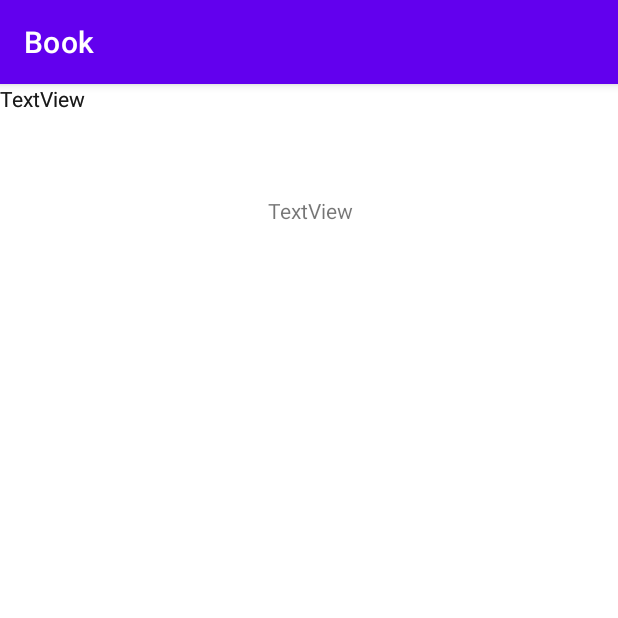
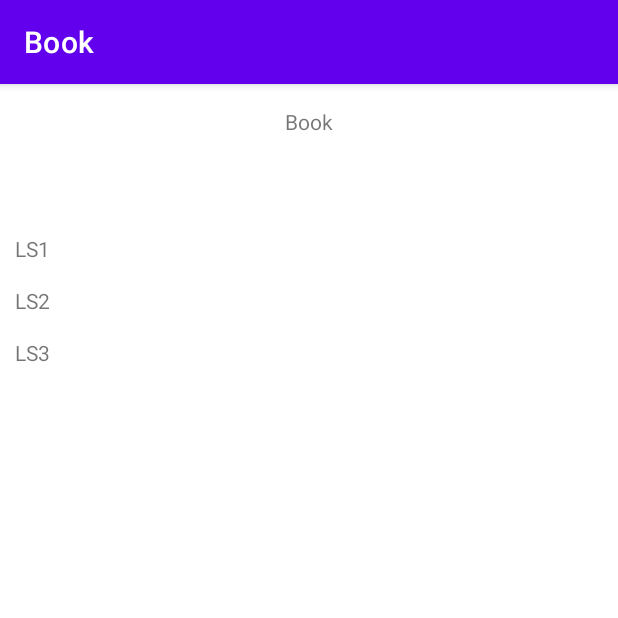
Before and after one commit to alexnrozhkov/Book_nout, an Android app: the screen it shows after launch (MainActivity), on a phone screen of 412 x 824 dp, the top half of it. Run offline under Robolectric (Android 15) with nearby library versions, the phone set to English and light mode, and no system bars.

Commit message:
Add files via upload

```diff
--- a/app/src/main/java/com/example/book/MainActivity.java
+++ b/app/src/main/java/com/example/book/MainActivity.java
@@ -2,7 +2,10 @@ package com.example.book;
 
 import androidx.appcompat.app.AppCompatActivity;
 
+import android.content.Intent;
 import android.os.Bundle;
+import android.view.View;
+import android.widget.TextView;
 
 public class MainActivity extends AppCompatActivity {
 
@@ -10,5 +13,21 @@ public class MainActivity extends AppCompatActivity {
     protected void onCreate(Bundle savedInstanceState) {
         super.onCreate(savedInstanceState);
         setContentView(R.layout.activity_main);
+        addListenerOnButton();
+    }
+
+
+    public void addListenerOnButton() {
+        TextView lesson1 = (TextView) findViewById(R.id.textView2);
+        lesson1.setOnClickListener(
+                new View.OnClickListener() {
+                    @Override
+                    public void onClick(View v) {
+                        Intent intent = new Intent(".lesson1");
+                        startActivity(intent);
+                    }
+                }
+        );
+
     }
 }
--- a/app/src/main/res/layout/activity_main.xml
+++ b/app/src/main/res/layout/activity_main.xml
@@ -9,39 +9,47 @@
     <TextView
         android:id="@+id/textView"
         android:layout_width="wrap_content"
-        android:layout_height="19dp"
-        android:layout_marginStart="177dp"
-        android:layout_marginTop="56dp"
-        android:layout_marginEnd="176dp"
-        android:layout_marginBottom="656dp"
-        android:text="TextView"
-        app:layout_constraintBottom_toBottomOf="parent"
+        android:layout_height="wrap_content"
+        android:layout_marginTop="15dp"
+        android:layout_marginBottom="10dp"
+        android:text="@string/app_name"
+        app:layout_constraintBottom_toTopOf="@+id/linearLayout"
         app:layout_constraintEnd_toEndOf="parent"
         app:layout_constraintStart_toStartOf="parent"
         app:layout_constraintTop_toTopOf="parent" />
 
+    <LinearLayout
+        android:id="@+id/linearLayout"
+        android:layout_width="414dp"
+        android:layout_height="642dp"
+        android:layout_marginTop="50dp"
+        android:orientation="vertical"
+        app:layout_constraintTop_toBottomOf="@+id/textView"
+        tools:layout_editor_absoluteX="-2dp">
+
         <TextView
             android:id="@+id/textView2"
-        android:layout_width="58dp"
-        android:layout_height="19dp"
-        android:text="TextView"
-        tools:layout_editor_absoluteX="29dp"
-        tools:layout_editor_absoluteY="120dp" />
+            android:layout_width="wrap_content"
+            android:layout_height="wrap_content"
+            android:layout_marginStart="10dp"
+            android:layout_marginTop="15dp"
+            android:text="@string/lesson1" />
 
         <TextView
             android:id="@+id/textView3"
             android:layout_width="wrap_content"
             android:layout_height="wrap_content"
-        android:text="TextView"
-        tools:layout_editor_absoluteX="26dp"
-        tools:layout_editor_absoluteY="163dp" />
+            android:layout_marginStart="10dp"
+            android:layout_marginTop="15dp"
+            android:text="@string/lesson2" />
 
         <TextView
             android:id="@+id/textView4"
             android:layout_width="wrap_content"
             android:layout_height="wrap_content"
-        android:text="TextView"
-        tools:layout_editor_absoluteX="26dp"
-        tools:layout_editor_absoluteY="209dp" />
+            android:layout_marginStart="10dp"
+            android:layout_marginTop="15dp"
+            android:text="@string/lesson3" />
+    </LinearLayout>
 
 </androidx.constraintlayout.widget.ConstraintLayout>
--- a/app/src/main/res/values/strings.xml
+++ b/app/src/main/res/values/strings.xml
@@ -1,3 +1,6 @@
 <resources>
     <string name="app_name">Book</string>
+    <string name="lesson1">LS1</string>
+    <string name="lesson2">LS2</string>
+    <string name="lesson3">LS3</string>
 </resources>
```
Also changed, not shown: app/src/main/AndroidManifest.xml (+11 -1 lines), app/src/main/java/com/example/book/lesson1.java (added, +14 -0 lines), app/src/main/res/layout/activity_lesson1.xml (added, +20 -0 lines). Lines whose indentation alone changed are shown as unchanged.
